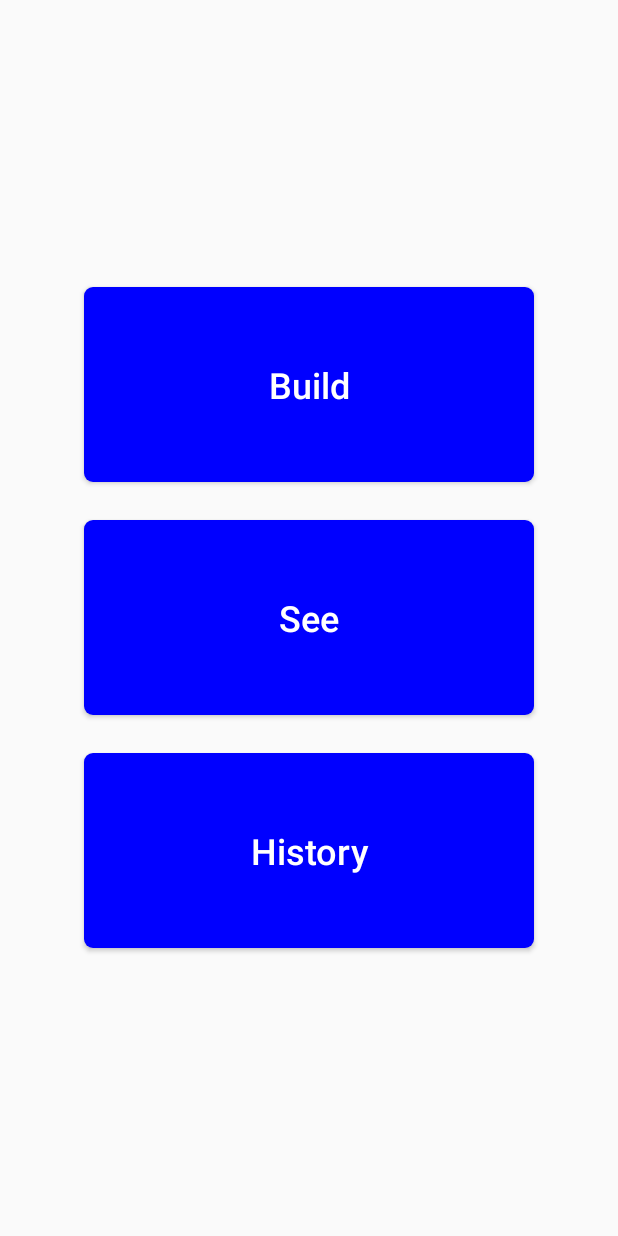
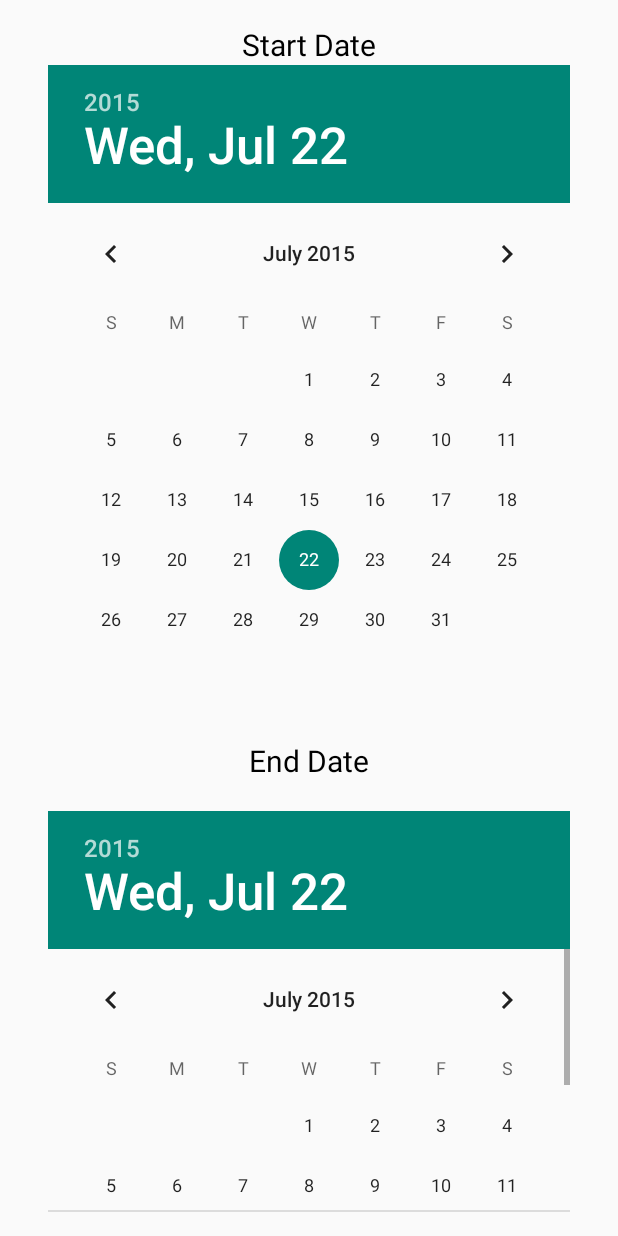
Before and after one commit to grayfore/ChoppingBoard, an Android app: the DashBoard screen opened directly, with no data from a screen before it, after a tap on "History", on a phone screen of 412 x 824 dp. Run offline under Robolectric (Android 15) with nearby library versions, the phone set to English and light mode, and no system bars.

Commit message:
added an invoice and tried to get menu items

```diff
--- a/app/src/main/java/com/choppingboard/v1/DashBoard.java
+++ b/app/src/main/java/com/choppingboard/v1/DashBoard.java
@@ -33,7 +33,8 @@ public class DashBoard extends Activity{
         DashBoard.this.startActivity(intent);
     }
     public void invoiceScreen(View view){
-
+        Intent intent = new Intent(DashBoard.this, Invoice.class);
+        DashBoard.this.startActivity(intent);
     }
 
     //on start and on stop are used as booleans for intent if statement in GCMNotificationIntent Service
--- a/app/src/main/java/com/choppingboard/v1/ExpandableListAdapter.java
+++ b/app/src/main/java/com/choppingboard/v1/ExpandableListAdapter.java
@@ -58,8 +58,7 @@ public class ExpandableListAdapter extends BaseExpandableListAdapter {
 
     @Override
     public int getChildrenCount(int groupPosition) {
-        return this._listDataChild.get(this._listDataHeader.get(groupPosition))
-                .size();
+        return this._listDataChild.get(this._listDataHeader.get(groupPosition)).size();
     }
 
     @Override
--- /dev/null
+++ b/app/src/main/java/com/choppingboard/v1/Invoice.java
@@ -0,0 +1,64 @@
+package com.choppingboard.v1;
+
+import android.app.Activity;
+import android.os.Bundle;
+import android.view.Menu;
+import android.view.MenuItem;
+import android.view.View;
+import android.widget.Button;
+import android.widget.DatePicker;
+
+
+public class Invoice extends Activity {
+
+    DatePicker first, second;
+    Button submit;
+
+    @Override
+    protected void onCreate(Bundle savedInstanceState) {
+        super.onCreate(savedInstanceState);
+        setContentView(R.layout.activity_invoice);
+
+        first = (DatePicker) findViewById(R.id.first);
+        second = (DatePicker) findViewById(R.id.second);
+        submit = (Button) findViewById(R.id.enter);
+
+
+    }
+
+    public void findOrders(View view) {
+
+        int firstMonth = first.getMonth();
+        int firstDay = first.getDayOfMonth();
+        int firstYear = first.getYear();
+
+        int secondMonth = second.getMonth();
+        int secondDay = second.getDayOfMonth();
+        int secondYear = second.getYear();
+
+
+
+    }
+
+    @Override
+    public boolean onCreateOptionsMenu(Menu menu) {
+        // Inflate the menu; this adds items to the action bar if it is present.
+        getMenuInflater().inflate(R.menu.menu_invoice, menu);
+        return true;
+    }
+
+    @Override
+    public boolean onOptionsItemSelected(MenuItem item) {
+        // Handle action bar item clicks here. The action bar will
+        // automatically handle clicks on the Home/Up button, so long
+        // as you specify a parent activity in AndroidManifest.xml.
+        int id = item.getItemId();
+
+        //noinspection SimplifiableIfStatement
+        if (id == R.id.action_settings) {
+            return true;
+        }
+
+        return super.onOptionsItemSelected(item);
+    }
+}
--- a/app/src/main/java/com/choppingboard/v1/SeeScreen.java
+++ b/app/src/main/java/com/choppingboard/v1/SeeScreen.java
@@ -137,7 +137,7 @@ public class SeeScreen extends ListActivity implements SwipeActionAdapter.SwipeA
                             try {
                                 Intent intent = new Intent(SeeScreen.this, UpdateStatus.class);
                                 intent.putExtra("orderId", orders.get(position).getString("id"));
-                                intent.putExtra("status", "" + 15);
+                                intent.putExtra("status", "" + 0);
                                 intent.putExtra("ordKeyId", ordernums.get(position));
                                 SeeScreen.this.startService(intent);
                             }catch (JSONException e){
@@ -177,7 +177,7 @@ public class SeeScreen extends ListActivity implements SwipeActionAdapter.SwipeA
                     try {
                         Intent intent = new Intent(SeeScreen.this, UpdateStatus.class);
                         intent.putExtra("orderId", orders.get(position).getString("id"));
-                        intent.putExtra("status", "" + 0);
+                        intent.putExtra("status", "" + 4);
                         intent.putExtra("ordKeyId", ordernums.get(position));
                         SeeScreen.this.startService(intent);
                     }catch (JSONException e){
@@ -189,7 +189,7 @@ public class SeeScreen extends ListActivity implements SwipeActionAdapter.SwipeA
                     try {
                         Intent intent = new Intent(SeeScreen.this, UpdateStatus.class);
                         intent.putExtra("orderId", orders.get(position).getString("id"));
-                        intent.putExtra("status", "" + 0);
+                        intent.putExtra("status", "" + 4);
                         intent.putExtra("ordKeyId", ordernums.get(position));
                         SeeScreen.this.startService(intent);
                     }catch (JSONException e){
--- /dev/null
+++ b/app/src/main/res/layout/activity_invoice.xml
@@ -0,0 +1,58 @@
+<RelativeLayout xmlns:android="http://schemas.android.com/apk/res/android"
+    xmlns:tools="http://schemas.android.com/tools" android:layout_width="match_parent"
+    android:layout_height="match_parent" android:paddingLeft="@dimen/activity_horizontal_margin"
+    android:paddingRight="@dimen/activity_horizontal_margin"
+    android:paddingTop="@dimen/activity_vertical_margin"
+    android:paddingBottom="@dimen/activity_vertical_margin"
+    tools:context="com.choppingboard.v1.Invoice">
+
+
+    <TextView
+        android:id="@+id/start"
+        android:layout_width="wrap_content"
+        android:layout_height="wrap_content"
+        android:text="Start Date"
+        android:textSize="20dp"
+        android:textColor="@color/black"
+        android:layout_alignParentTop="true"
+        android:layout_centerHorizontal="true" />
+    <DatePicker
+        android:id="@+id/first"
+        android:layout_centerHorizontal="true"
+        android:layout_width="wrap_content"
+        android:layout_height="wrap_content"
+        android:layout_below="@+id/start"
+        ></DatePicker>
+    <TextView
+        android:padding="20dp"
+        android:id="@+id/stop"
+        android:layout_width="wrap_content"
+        android:layout_height="wrap_content"
+        android:text="End Date"
+        android:textSize="20dp"
+        android:textColor="@color/black"
+        android:layout_gravity="center_horizontal"
+        android:layout_below="@+id/first"
+        android:layout_centerHorizontal="true" />
+    <DatePicker
+        android:id="@+id/second"
+        android:layout_centerHorizontal="true"
+        android:layout_below="@id/stop"
+        android:layout_width="wrap_content"
+        android:layout_height="wrap_content"
+        ></DatePicker>
+
+    <Button
+        android:layout_width="wrap_content"
+        android:layout_height="wrap_content"
+        android:id="@+id/enter"
+        android:layout_centerHorizontal="true"
+        android:layout_below="@id/second"
+        android:text="Submit"
+        android:textSize="20dp"
+        android:layout_marginTop="15dp"
+        android:padding="20dp"
+        android:onClick="findOrders"
+        />
+
+</RelativeLayout>
--- /dev/null
+++ b/app/src/main/res/menu/menu_invoice.xml
@@ -0,0 +1,6 @@
+<menu xmlns:android="http://schemas.android.com/apk/res/android"
+    xmlns:app="http://schemas.android.com/apk/res-auto"
+    xmlns:tools="http://schemas.android.com/tools" tools:context="com.choppingboard.v1.Invoice">
+    <item android:id="@+id/action_settings" android:title="@string/action_settings"
+        android:orderInCategory="100" app:showAsAction="never" />
+</menu>
--- a/app/src/main/res/values/strings.xml
+++ b/app/src/main/res/values/strings.xml
@@ -50,5 +50,6 @@
     <string name="title_activity_cus_create_screen">CusCreateScreen</string>
     <string name="title_activity_res_menu">ResMenuActivity</string>
     <string name="title_activity_menu_expand">MenuExpand</string>
+    <string name="title_activity_invoice">Invoice</string>
 
 </resources>
```
Also changed, not shown: app/src/main/AndroidManifest.xml (+7 -0 lines), app/src/main/java/com/choppingboard/v1/DatabaseHandler.java (+21 -4 lines), app/src/main/java/com/choppingboard/v1/ResMenuActivity.java (+82 -43 lines).
